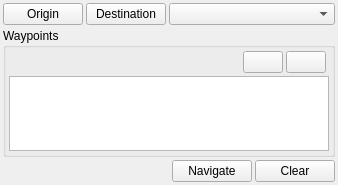
Qt form ui/NavigationDockWidget.ui (robert6757/qgis-amap-extension) before a commit.
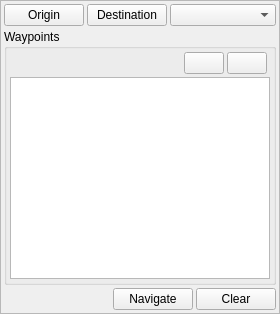
The same form after that commit. Icons and pictures are not drawn.

```diff
--- a/ui/NavigationDockWidget.ui
+++ b/ui/NavigationDockWidget.ui
@@ -6,14 +6,44 @@
    <rect>
     <x>0</x>
     <y>0</y>
-    <width>318</width>
-    <height>185</height>
+    <width>280</width>
+    <height>314</height>
    </rect>
   </property>
   <property name="windowTitle">
    <string>AMap Navigation</string>
   </property>
   <widget class="QWidget" name="dockWidgetContents">
+   <layout class="QGridLayout" name="gridLayout_3">
+    <property name="leftMargin">
+     <number>0</number>
+    </property>
+    <property name="topMargin">
+     <number>0</number>
+    </property>
+    <property name="rightMargin">
+     <number>0</number>
+    </property>
+    <property name="bottomMargin">
+     <number>0</number>
+    </property>
+    <property name="spacing">
+     <number>0</number>
+    </property>
+    <item row="0" column="0">
+     <widget class="QScrollArea" name="scrollArea">
+      <property name="widgetResizable">
+       <bool>true</bool>
+      </property>
+      <widget class="QWidget" name="scrollAreaWidgetContents">
+       <property name="geometry">
+        <rect>
+         <x>0</x>
+         <y>0</y>
+         <width>278</width>
+         <height>290</height>
+        </rect>
+       </property>
    <layout class="QGridLayout" name="gridLayout_2">
     <property name="leftMargin">
      <number>3</number>
@@ -50,7 +80,7 @@
       </property>
      </widget>
     </item>
-    <item row="0" column="2" colspan="3">
+        <item row="0" column="2">
      <widget class="QComboBox" name="cbTransportationType">
       <property name="sizePolicy">
        <sizepolicy hsizetype="Expanding" vsizetype="Fixed">
@@ -60,7 +90,7 @@
       </property>
      </widget>
     </item>
-    <item row="1" column="0" colspan="5">
+        <item row="1" column="0" colspan="3">
      <widget class="QGroupBox" name="groupBox">
       <property name="title">
        <string>Waypoints</string>
@@ -81,20 +111,6 @@
        <property name="spacing">
         <number>3</number>
        </property>
-       <item row="0" column="2">
-        <widget class="QPushButton" name="btnRemoveWaypoints">
-         <property name="text">
-          <string/>
-         </property>
-        </widget>
-       </item>
-       <item row="0" column="1">
-        <widget class="QPushButton" name="btnAddWaypoints">
-         <property name="text">
-          <string/>
-         </property>
-        </widget>
-       </item>
        <item row="0" column="0">
         <spacer name="horizontalSpacer">
          <property name="orientation">
@@ -108,6 +124,26 @@
          </property>
         </spacer>
        </item>
+           <item row="0" column="1">
+            <widget class="QPushButton" name="btnAddWaypoints">
+             <property name="styleSheet">
+              <string notr="true">image: url(:/plugins/amap_extension/image/add.svg);</string>
+             </property>
+             <property name="text">
+              <string/>
+             </property>
+            </widget>
+           </item>
+           <item row="0" column="2">
+            <widget class="QPushButton" name="btnRemoveWaypoints">
+             <property name="styleSheet">
+              <string notr="true">image: url(:/plugins/amap_extension/image/minus.svg);</string>
+             </property>
+             <property name="text">
+              <string/>
+             </property>
+            </widget>
+           </item>
        <item row="1" column="0" colspan="4">
         <widget class="QTableWidget" name="tableWidgetWaypoints"/>
        </item>
@@ -115,26 +151,28 @@
      </widget>
     </item>
     <item row="2" column="0" colspan="3">
+         <layout class="QHBoxLayout" name="horizontalLayout">
+          <item>
      <spacer name="horizontalSpacer_2">
       <property name="orientation">
        <enum>Qt::Horizontal</enum>
       </property>
       <property name="sizeHint" stdset="0">
        <size>
-        <width>153</width>
+              <width>150</width>
         <height>20</height>
        </size>
       </property>
      </spacer>
     </item>
-    <item row="2" column="3">
+          <item>
      <widget class="QPushButton" name="btnNavigate">
       <property name="text">
        <string>Navigate</string>
       </property>
      </widget>
     </item>
-    <item row="2" column="4">
+          <item>
      <widget class="QPushButton" name="btnClear">
       <property name="text">
        <string>Clear</string>
@@ -142,8 +180,16 @@
      </widget>
     </item>
    </layout>
-  </widget>
- </widget>
- <resources/>
+        </item>
+       </layout>
+      </widget>
+     </widget>
+    </item>
+   </layout>
+  </widget>
+ </widget>
+ <resources>
+  <include location="../resources.qrc"/>
+ </resources>
  <connections/>
 </ui>
```
Lines whose indentation alone changed are shown as unchanged.
